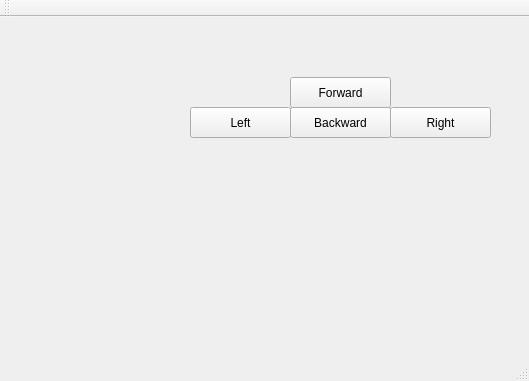
Above: Roboter_GUI/mainwindow.ui from eneles91/ProgMechSys before the change. Below: the same form after it.
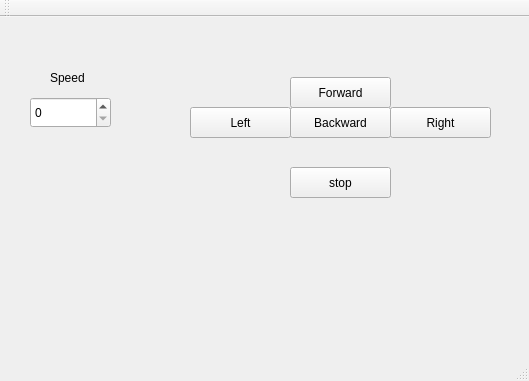
That is the form after the change.

Patch:
```diff
--- a/Roboter_GUI/mainwindow.ui
+++ b/Roboter_GUI/mainwindow.ui
@@ -66,6 +66,42 @@
      <string>Left</string>
     </property>
    </widget>
+   <widget class="QPushButton" name="btn_stop">
+    <property name="geometry">
+     <rect>
+      <x>290</x>
+      <y>150</y>
+      <width>101</width>
+      <height>31</height>
+     </rect>
+    </property>
+    <property name="text">
+     <string>stop</string>
+    </property>
+   </widget>
+   <widget class="QLabel" name="label">
+    <property name="geometry">
+     <rect>
+      <x>50</x>
+      <y>50</y>
+      <width>68</width>
+      <height>21</height>
+     </rect>
+    </property>
+    <property name="text">
+     <string>Speed</string>
+    </property>
+   </widget>
+   <widget class="QSpinBox" name="btn_speed">
+    <property name="geometry">
+     <rect>
+      <x>30</x>
+      <y>80</y>
+      <width>81</width>
+      <height>31</height>
+     </rect>
+    </property>
+   </widget>
   </widget>
   <widget class="QToolBar" name="mainToolBar">
    <attribute name="toolBarArea">
```
